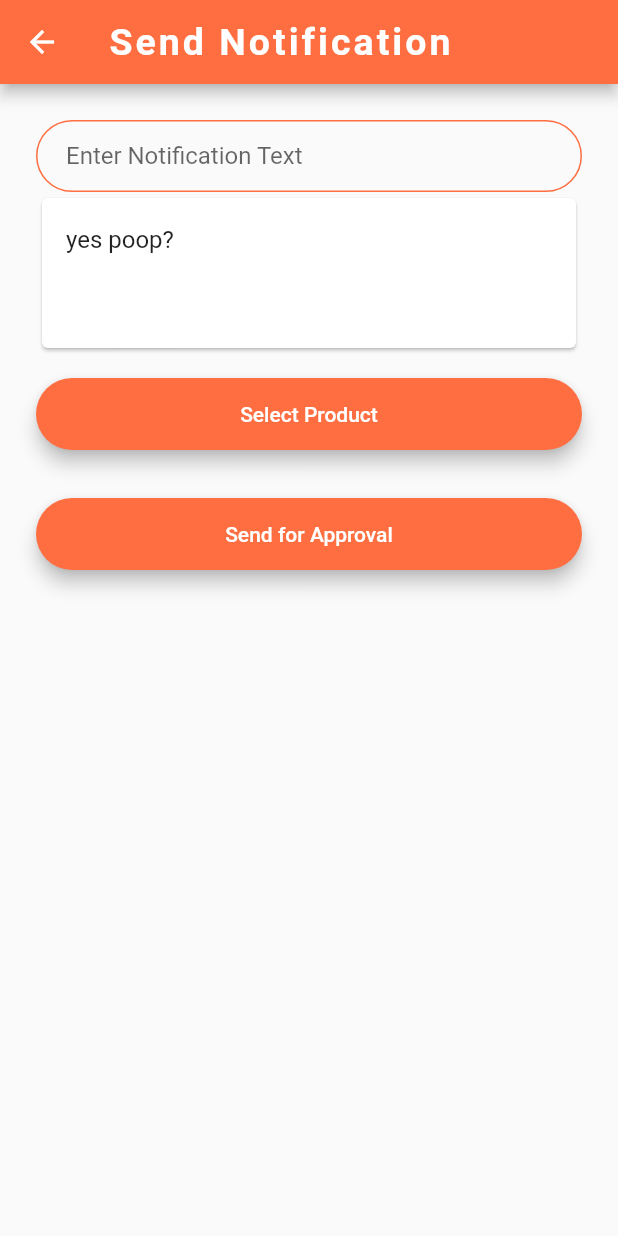
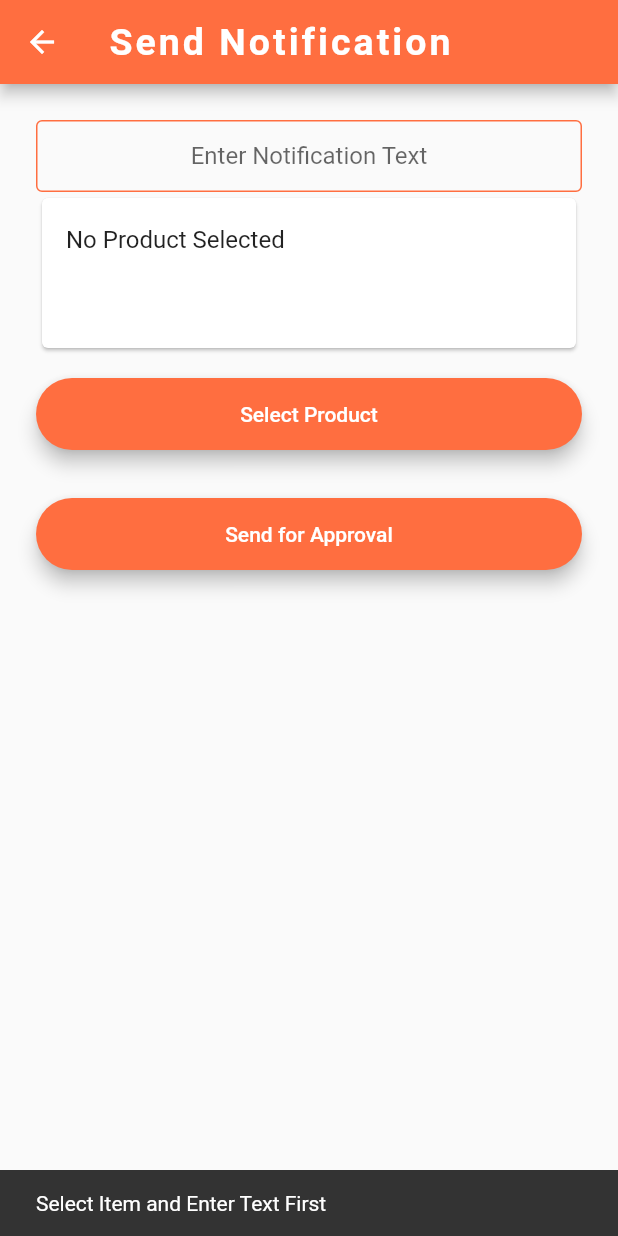
Before and after one commit to Afaqkhan199/Smart_Shopping, a Flutter app: the notification screen opened by its route, after a tap on "Send for Approval", on a phone screen of 412 x 824 dp. Run offline on Flutter 3.47's test engine with Material 2 defaults, Android fonts, the phone set to English and light mode, and no system bars; our stand-ins replace cloud_firestore, firebase_auth, firebase_core, firebase_database, firebase_storage, image_picker; accounts and stored records are empty.

Commit message:
vendor notification updated

```diff
--- a/lib/Pages/Vendor/Notifications/notification_page.dart
+++ b/lib/Pages/Vendor/Notifications/notification_page.dart
@@ -3,8 +3,9 @@ import 'package:fyp_smart_shopping/components/constants.dart';
 import 'package:fyp_smart_shopping/components/round_button.dart';
 import 'package:fyp_smart_shopping/Pages/Vendor/Products/vendor_products.dart';
 import 'package:fyp_smart_shopping/Pages/Vendor/Notifications/select_item.dart';
+import 'package:fyp_smart_shopping/components/text_box.dart';
 
-String prodName = 'yes poop?';
+String prodName = 'No Product Selected';
 
 
 class notification extends StatefulWidget {
@@ -16,6 +17,7 @@ class notification extends StatefulWidget {
 }
 
 class _notificationState extends State<notification> {
+  final TextEditingController nameController = TextEditingController();
   @override
   Widget build(BuildContext context) {
     String prodName2 = prodName;
@@ -31,11 +33,7 @@ class _notificationState extends State<notification> {
             padding: EdgeInsets.symmetric(horizontal: 24.0, vertical: 24.0),
           child: ListView(
             children: <Widget>[
-              TextField(
-                onChanged: (value) {
-                },
-                decoration: kTextFieldDecoration.copyWith(hintText: 'Enter Notification Text'),
-              ),
+              TextBox(hnt: 'Enter Notification Text', textController: nameController),
               Card(
                 child: InkWell(
                   splashColor: Colors.blue.withAlpha(30),
@@ -56,9 +54,12 @@ class _notificationState extends State<notification> {
               RoundButton(
                 title: "Send for Approval",
                 onPressed:(){
-                  prodName2 = prodName;
-                  print("approval pressed");
-                  setState(() {});
+                  if(prodName!='No Product Selected' && nameController.text!="")
+                  print("approval pressed!");
+                  else{
+                    final snackBar = SnackBar(content: Text('Select Item and Enter Text First'));
+                    ScaffoldMessenger.of(context).showSnackBar(snackBar);
+                  }
                 },
               ),
             ],
--- a/lib/Pages/Vendor/Notifications/show_products.dart
+++ b/lib/Pages/Vendor/Notifications/show_products.dart
@@ -48,7 +48,8 @@ class ShowProducts extends StatelessWidget {
   InkWell inkwell(DocumentSnapshot document, BuildContext context) {
     return InkWell(
       onTap: () {
-        prodName = 'ahmarrr';
+        Map<String, dynamic> data = document.data();
+        prodName = "${data['title']}";
         Navigator.pushNamed(context, notification.id);
       },
       child: new ListTile(
--- a/lib/main.dart
+++ b/lib/main.dart
@@ -24,8 +24,8 @@ import 'package:fyp_smart_shopping/Services/flutter_chat.dart';
 import 'package:fyp_smart_shopping/Pages/Customer/order_view.dart';
 import 'package:fyp_smart_shopping/Pages/Customer/search_results.dart';
 import 'package:fyp_smart_shopping/Pages/Customer/cart.dart';
-import 'file:///C:/Users/Ahmed/AndroidStudioProjects/Smart_Shopping/lib/Pages/Vendor/Notifications/notification_page.dart';
-import 'file:///C:/Users/Ahmed/AndroidStudioProjects/Smart_Shopping/lib/Pages/Vendor/Notifications/select_item.dart';
+import 'package:fyp_smart_shopping/Pages/Vendor/Notifications/notification_page.dart';
+import 'package:fyp_smart_shopping/Pages/Vendor/Notifications/select_item.dart';
 
 import 'package:fyp_smart_shopping/Services/auth.dart';
 
```
Also changed, not shown: pubspec.lock.
